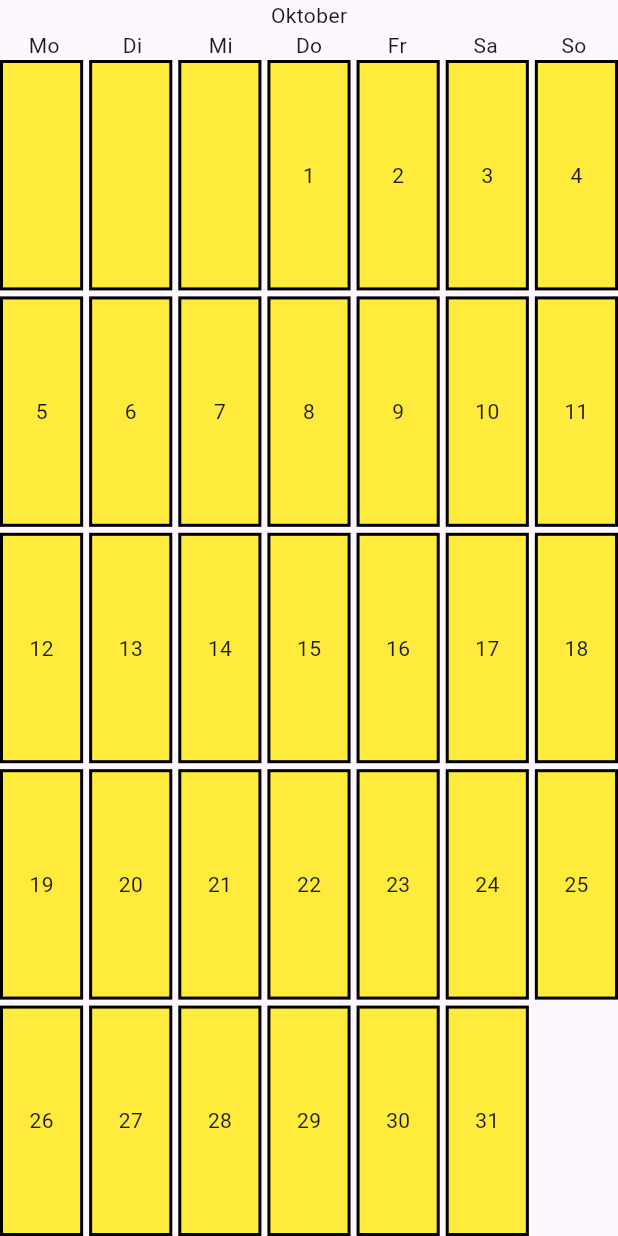
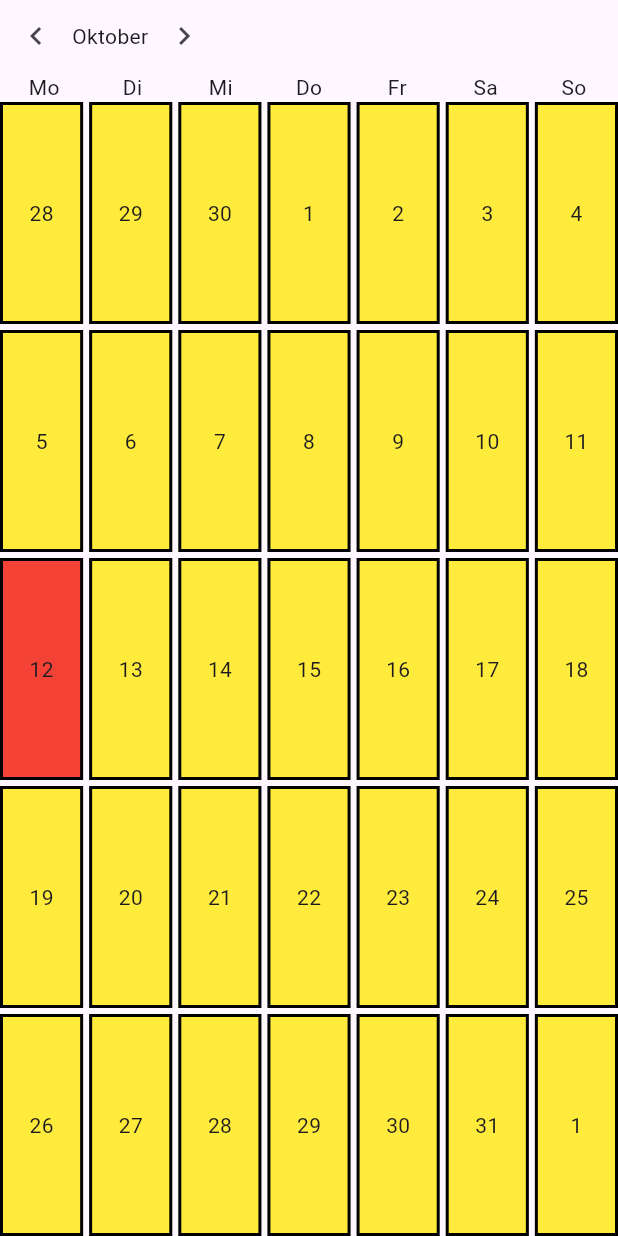
Before and after one commit to 31052026-neu/kalender_flutter, a Flutter app: the screen it shows after launch, on a phone screen of 412 x 824 dp. Run offline on Flutter 3.47's test engine with Material 3 defaults, Android fonts, the phone set to English and light mode, and no system bars.

Commit message:
Kalender_zeigt_vor_ und_nachfolgende_Monate_an

```diff
--- a/lib/functions/kalender_felder.dart
+++ b/lib/functions/kalender_felder.dart
@@ -5,12 +5,35 @@ import 'tage_im_monat.dart';
 List<String> kalenderFelder(DateTime datum) {
   List<String> felder = [];
 
-  for (int i = 0; i < ersterWochenTagImMonat(datum) - 1; i++) {
-    felder.add('');
+  // Anzahl der Tage im Vormonat.
+  int tageImVormonat = tageImMonat(DateTime(datum.year, datum.month - 1, 1));
+
+  // Anzahl der benötigten Felder vor Monatsbeginn.
+  int anzahlFelderVormonat = ersterWochenTagImMonat(datum) - 1;
+
+  // Erster anzuzeigender Tag des Vormonats.
+  int ersterTagVormonat = tageImVormonat - anzahlFelderVormonat + 1;
+
+  // Letzte Tage des Vormonats hinzufügen.
+  for (int i = 0; i < anzahlFelderVormonat; i++) {
+    felder.add((ersterTagVormonat + i).toString());
   }
 
+  // Tage des aktuellen Monats hinzufügen.
   for (int i = 1; i <= tageImMonat(datum); i++) {
     felder.add(i.toString());
   }
+
+  // Bereits belegte Felder der letzten Woche.
+  int restlicheFelder = felder.length % 7;
+
+  // Fehlende Felder bis zum Ende der Woche.
+  int fehlendeFelder = restlicheFelder == 0 ? 0 : 7 - restlicheFelder;
+
+  // Erste Tage des Folgemonats hinzufügen.
+  for (int i = 1; i < fehlendeFelder + 1; i++) {
+    felder.add(i.toString());
+  }
+
   return felder;
 }
--- a/lib/pages/kalender_page.dart
+++ b/lib/pages/kalender_page.dart
@@ -26,17 +26,31 @@ class _KalenderPageState extends State<KalenderPage> {
       body: SafeArea(
         child: Column(
           children: [
-            Text(monatsName(dargestelltesDatum)),
-
+            // Erste Row: Monatsnavigation
             Row(
               children: [
-                // Der Spread-Operator("...") fügt die erzeugten Widgets
-                // einzeln in die children-Liste ein.
+                IconButton(
+                  onPressed: () {},
+                  icon: const Icon(Icons.chevron_left),
+                ),
+                Text(monatsName(dargestelltesDatum)),
+                IconButton(
+                  onPressed: () {},
+                  icon: const Icon(Icons.chevron_right),
+                ),
+              ],
+            ),
+
+            // Zweite Row: Wochentage
+            Row(
+              children: [
                 ...wochenTage().map((tag) {
                   return Expanded(child: Center(child: Text(tag)));
                 }),
               ],
             ),
+
+            // Kalenderraster
             Expanded(child: Kalender(datum: dargestelltesDatum)),
           ],
         ),
--- a/lib/widgets/kalender.dart
+++ b/lib/widgets/kalender.dart
@@ -34,7 +34,7 @@ class Kalender extends StatelessWidget {
           ),
           itemCount: tagesFelder.length,
           itemBuilder: (context, index) {
-            return KalenderFeld(tag: tagesFelder[index]);
+            return KalenderFeld(tag: tagesFelder[index], datum: datum);
           },
         );
       },
--- a/lib/widgets/kalender_feld.dart
+++ b/lib/widgets/kalender_feld.dart
@@ -4,14 +4,26 @@ import 'package:flutter/material.dart';
 class KalenderFeld extends StatelessWidget {
   //speichert den Text, den das Kalenderfeld anzeigen soll.
   final String tag;
+  final DateTime datum;
 
-  const KalenderFeld({super.key, required this.tag});
+  const KalenderFeld({super.key, required this.tag, required this.datum});
 
   @override
   Widget build(BuildContext context) {
+    final DateTime heutigesDatum = DateTime.now();
+
+    bool istHeute = tag == heutigesDatum.day.toString();
+
+    bool istGleicherMonat = datum.month == heutigesDatum.month;
+
+    bool istGleichesJahr = datum.year == heutigesDatum.year;
+
+    bool istTatsaechlichHeute = istHeute && istGleicherMonat && istGleichesJahr;
+    //tenären Operator implementiert.
+    Color hintergrundFarbe = istTatsaechlichHeute ? Colors.red : Colors.yellow;
     return Container(
       decoration: BoxDecoration(
-        color: Colors.yellow,
+        color: hintergrundFarbe,
         border: Border.all(color: Colors.black, width: 2.0),
       ),
       child: Center(child: Text(tag)),
```
